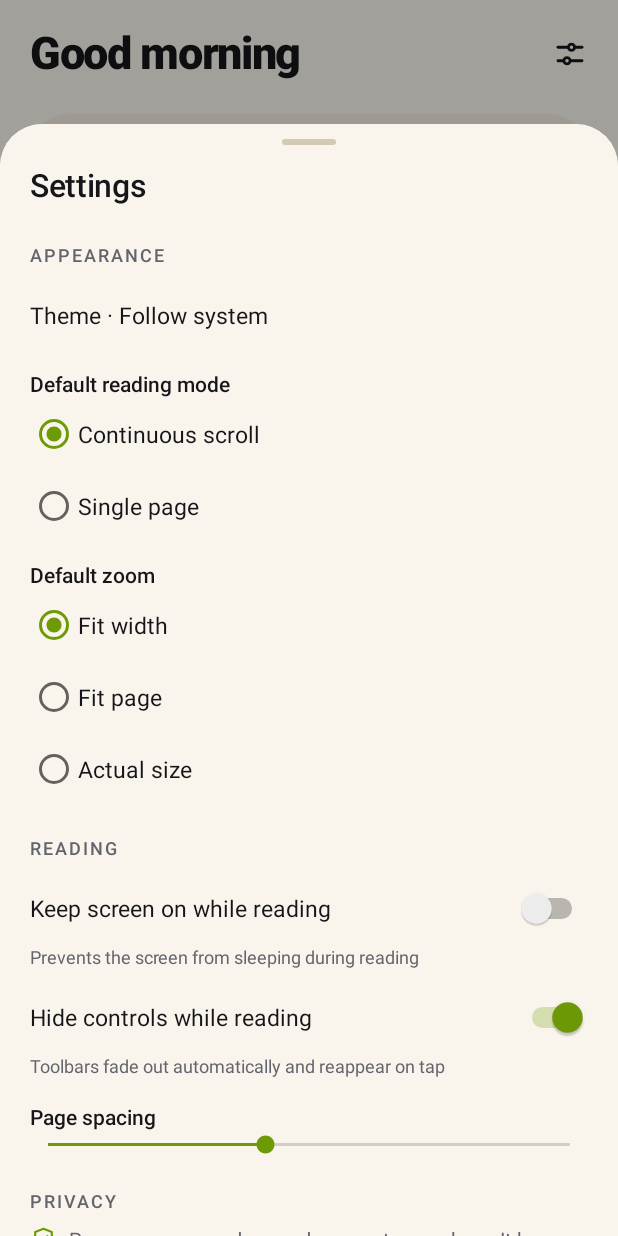
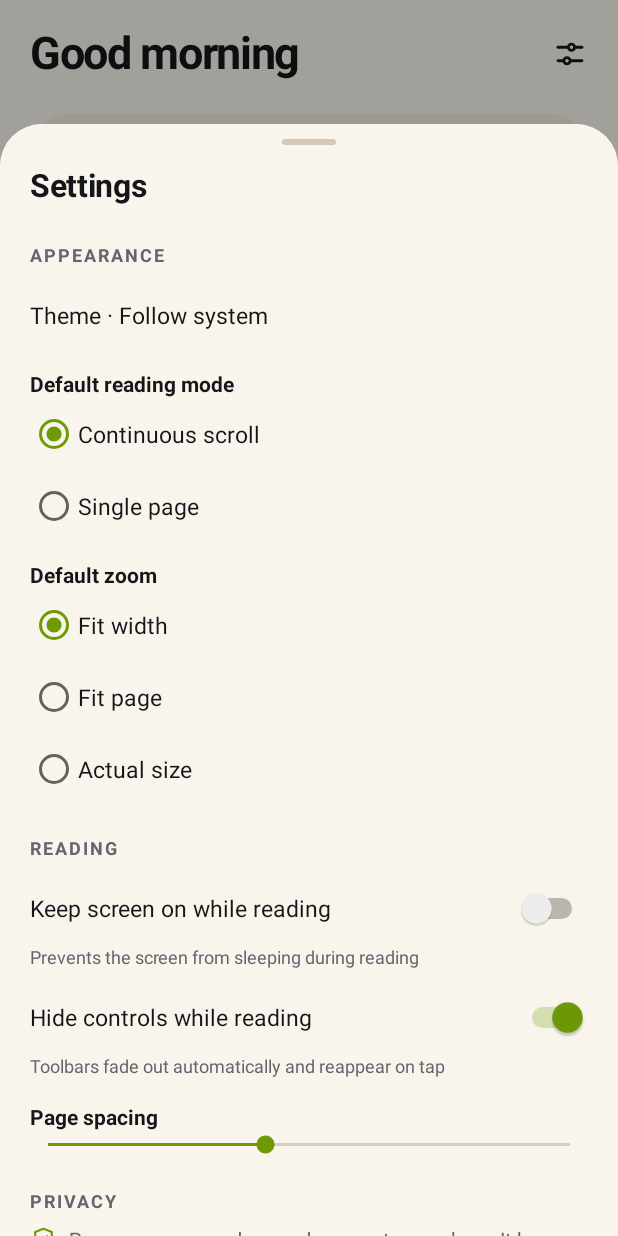
Before and after one commit to avinashverse6/Pagwyn, an Android app: the screen it shows after launch (HomeActivity), after a tap on "Settings", on a phone screen of 412 x 824 dp. Run offline under Robolectric (Android 15) with nearby library versions, the phone set to English and light mode, and no system bars.

Commit message:
fix(ui): stop resolving font families on Android 7
Every Text.Pagwyn style carried android:fontFamily, and each one is read through
TypedArray.getString during TextView construction - the exact call that throws
StringBlock index-out-of-bounds on Android 7. Weight now comes from textStyle, so
no resource attribute resolves a family on any API level.

The layout inflation test also inflated with a bare application context, which made
every themed layout fail on its root line. It now wraps the context in the app theme
and prints the full cause chain.

Co-authored-by: arena-agent <297053741+arena-agent@users.noreply.github.com>

```diff
--- a/app/src/main/res/values-night/themes.xml
+++ b/app/src/main/res/values-night/themes.xml
@@ -6,7 +6,6 @@
       cards read as raised. The OLED variant swaps these for true black in code.
     -->
     <style name="Base.Theme.Pagwyn" parent="Theme.AppCompat.DayNight.NoActionBar">
-        <item name="android:fontFamily">sans-serif</item>
         <item name="android:textColorPrimary">?attr/pwOnSurface</item>
         <item name="android:textColorSecondary">?attr/pwOnSurfaceMuted</item>
         <item name="android:textColorHint">?attr/pwOnSurfaceMuted</item>
--- a/app/src/main/res/values/themes.xml
+++ b/app/src/main/res/values/themes.xml
@@ -3,7 +3,6 @@
 
     <style name="Base.Theme.Pagwyn" parent="Theme.AppCompat.DayNight.NoActionBar">
         <!-- Text appearance defaults -->
-        <item name="android:fontFamily">sans-serif</item>
         <item name="android:textColorPrimary">?attr/pwOnSurface</item>
         <item name="android:textColorSecondary">?attr/pwOnSurfaceMuted</item>
         <item name="android:textColorHint">?attr/pwOnSurfaceMuted</item>
@@ -65,7 +64,6 @@
         <item name="android:textSize">34sp</item>
         <item name="android:letterSpacing">-0.02</item>
         <item name="android:textStyle">bold</item>
-        <item name="android:fontFamily">sans-serif-medium</item>
         <item name="android:textColor">?attr/pwOnSurface</item>
         <item name="android:includeFontPadding">false</item>
     </style>
@@ -73,7 +71,7 @@
     <style name="Text.Pagwyn.Title" parent="">
         <item name="android:textSize">21sp</item>
         <item name="android:letterSpacing">-0.01</item>
-        <item name="android:fontFamily">sans-serif-medium</item>
+        <item name="android:textStyle">bold</item>
         <item name="android:textColor">?attr/pwOnSurface</item>
     </style>
 
@@ -81,7 +79,7 @@
         <item name="android:textSize">12sp</item>
         <item name="android:letterSpacing">0.11</item>
         <item name="android:textAllCaps">true</item>
-        <item name="android:fontFamily">sans-serif-medium</item>
+        <item name="android:textStyle">bold</item>
         <item name="android:textColor">?attr/pwOnSurfaceMuted</item>
     </style>
 
@@ -99,21 +97,21 @@
     <!-- Card titles: same weight as Label, but sized for a two-column grid. -->
     <style name="Text.Pagwyn.CardTitle" parent="">
         <item name="android:textSize">14sp</item>
-        <item name="android:fontFamily">sans-serif-medium</item>
+        <item name="android:textStyle">bold</item>
         <item name="android:textColor">?attr/pwOnSurface</item>
     </style>
 
     <!-- Hero title on the continue-reading card (white on the gradient cover). -->
     <style name="Text.Pagwyn.HeroTitle" parent="">
         <item name="android:textSize">19sp</item>
-        <item name="android:fontFamily">sans-serif-medium</item>
+        <item name="android:textStyle">bold</item>
         <item name="android:letterSpacing">-0.01</item>
         <item name="android:textColor">@color/on_hero</item>
     </style>
 
     <style name="Text.Pagwyn.Label" parent="">
         <item name="android:textSize">14sp</item>
-        <item name="android:fontFamily">sans-serif-medium</item>
+        <item name="android:textStyle">bold</item>
         <item name="android:textColor">?attr/pwOnSurface</item>
     </style>
 
@@ -134,7 +132,7 @@
         <item name="android:background">@drawable/bg_button_primary</item>
         <item name="android:textColor">?attr/pwOnPrimary</item>
         <item name="android:textSize">15sp</item>
-        <item name="android:fontFamily">sans-serif-medium</item>
+        <item name="android:textStyle">bold</item>
         <item name="android:textAllCaps">false</item>
         <item name="android:paddingStart">20dp</item>
         <item name="android:paddingEnd">20dp</item>
@@ -172,7 +170,6 @@
         <item name="android:background">@drawable/bg_chip</item>
         <item name="android:textColor">?attr/pwOnSurfaceMuted</item>
         <item name="android:textSize">14sp</item>
-        <item name="android:fontFamily">sans-serif-medium</item>
         <item name="android:clickable">true</item>
         <item name="android:focusable">true</item>
     </style>
```
Also changed, not shown: 1 other file.
